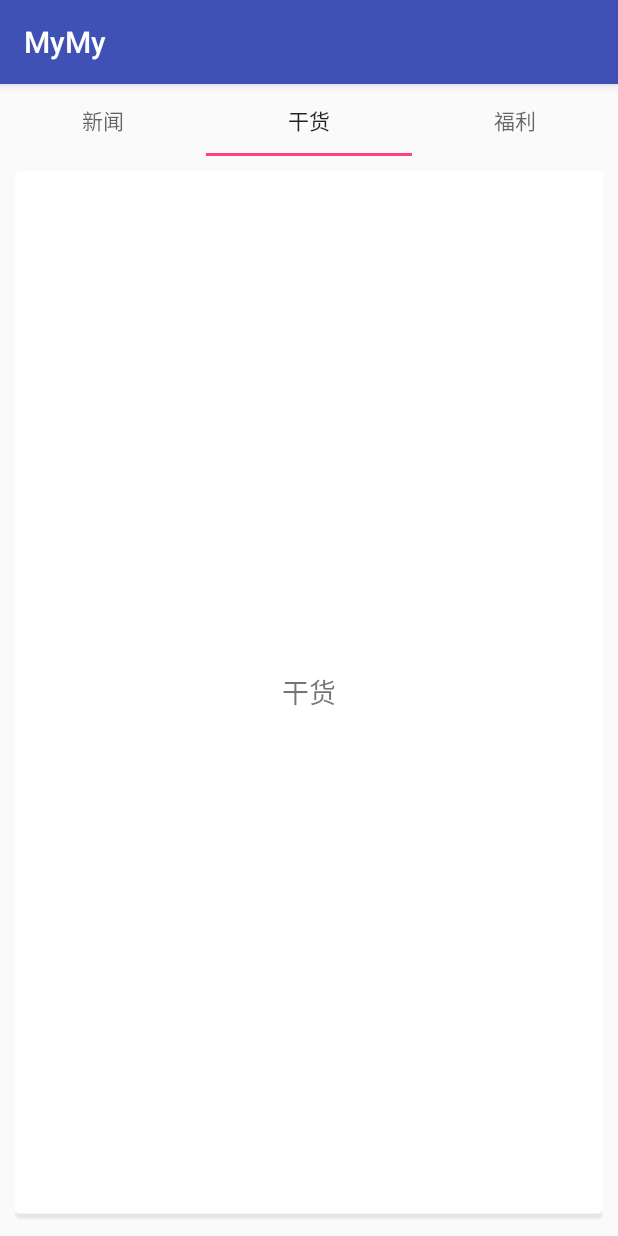
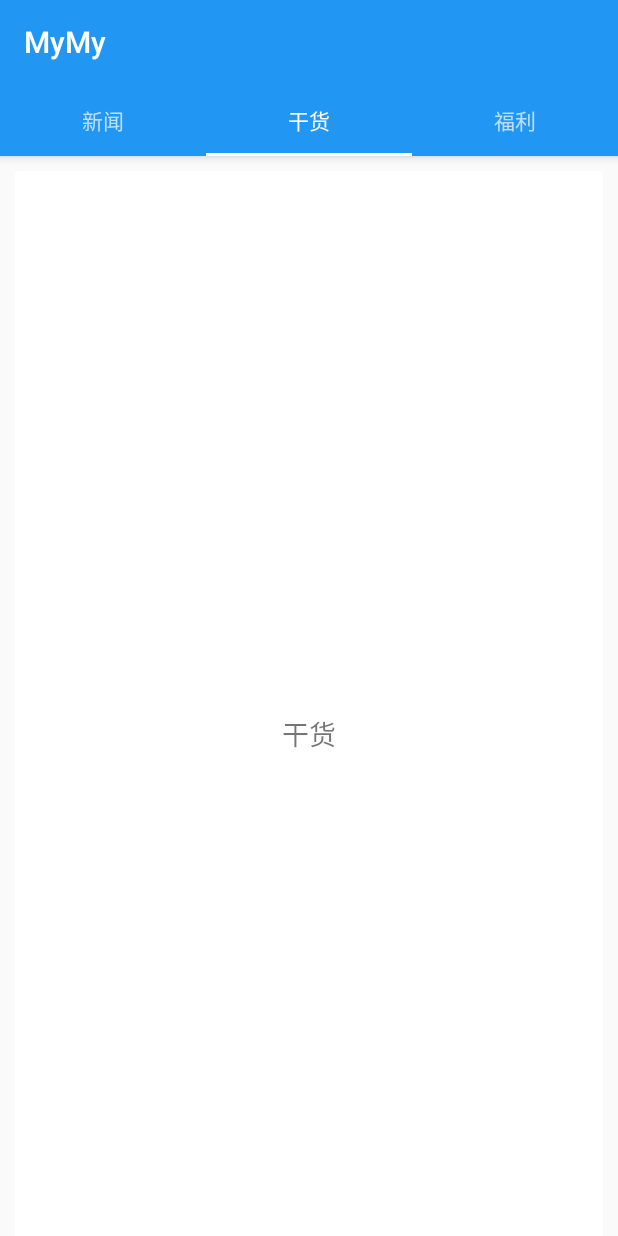
Before and after one commit to liukangqi2015/MyMy, an Android app: the screen it shows after launch (MainActivity), tab 2 chosen, on a phone screen of 412 x 824 dp. Run offline under Robolectric (Android 15) with nearby library versions, the phone set to English and light mode, and no system bars; our stand-ins replace ButterKnife; libraries missing offline, so code that uses them is left out: com.facebook.drawee, com.jude.easyrecyclerview, retrofit2.adapter.rxjava, rx.android.schedulers, rx.schedulers; 8 statements that could not run were skipped.

Commit message:
首页增加ToolBar，SnackBar替换颜色

```diff
--- a/app/src/main/java/com/liu/mymy/MainActivity.java
+++ b/app/src/main/java/com/liu/mymy/MainActivity.java
@@ -1,11 +1,14 @@
 package com.liu.mymy;
 
+import android.graphics.Color;
+import android.os.Bundle;
 import android.support.design.widget.Snackbar;
 import android.support.design.widget.TabLayout;
 import android.support.v4.app.Fragment;
 import android.support.v4.app.FragmentManager;
 import android.support.v4.app.FragmentPagerAdapter;
 import android.support.v4.view.ViewPager;
+import android.support.v7.widget.Toolbar;
 import android.util.Log;
 
 import com.liu.mymy.base.BaseActivity;
@@ -23,6 +26,8 @@ public class MainActivity extends BaseActivity {
     ViewPager mViewPager;
     @BindView(R.id.tl)
     TabLayout mTl;
+    @BindView(R.id.toolbar)
+    Toolbar toolbar;
 
     private String[] mTitles = {"新闻", "干货", "福利"};
     private ArrayList<Fragment> mFragments = new ArrayList<>();
@@ -35,6 +40,8 @@ public class MainActivity extends BaseActivity {
 
     @Override
     protected void initView() {
+        toolbar.setTitle(R.string.app_name);
+        toolbar.setTitleTextColor(Color.WHITE);
         mFragments.add(new NewsFragment());
         mFragments.add(SimpleCardFragment.getInstance(mTitles[1]));
         mFragments.add(SimpleCardFragment.getInstance(mTitles[2]));
@@ -60,6 +67,13 @@ public class MainActivity extends BaseActivity {
     @Override
     protected void setLayout() {
         setContentView(getLayoutId());
+        ButterKnife.bind(this);
+    }
+
+    @Override
+    protected void onCreate(Bundle savedInstanceState) {
+        super.onCreate(savedInstanceState);
+        // TODO: add setContentView(...) invocation
         ButterKnife.bind(this);
     }
 
@@ -102,7 +116,9 @@ public class MainActivity extends BaseActivity {
             super.onBackPressed();
         } else {
 //            Toast.makeText(this, "再按一次退出应用", Toast.LENGTH_SHORT).show();
-            Snackbar.make(mViewPager,"再按一次退出应用",Snackbar.LENGTH_SHORT).show();
+            Snackbar snackbar=Snackbar.make(mViewPager, "再按一次退出应用", Snackbar.LENGTH_SHORT);
+            snackbar.getView().setBackgroundColor(getResources().getColor(R.color.colorPrimary));
+            snackbar.show();
             lastTime = currentTime;
         }
 
--- a/app/src/main/res/layout/activity_main.xml
+++ b/app/src/main/res/layout/activity_main.xml
@@ -1,20 +1,36 @@
 <?xml version="1.0" encoding="utf-8"?>
-<LinearLayout xmlns:android="http://schemas.android.com/apk/res/android"
-    xmlns:tl="http://schemas.android.com/apk/res-auto"
+<android.support.design.widget.CoordinatorLayout xmlns:android="http://schemas.android.com/apk/res/android"
+    xmlns:app="http://schemas.android.com/apk/res-auto"
     xmlns:tools="http://schemas.android.com/tools"
+    android:id="@+id/coordinator_layout"
     android:layout_width="match_parent"
     android:layout_height="match_parent"
     android:orientation="vertical"
     tools:context="com.liu.mymy.MainActivity">
 
-    <android.support.design.widget.TabLayout
-        android:id="@+id/tl"
+    <android.support.design.widget.AppBarLayout
         android:layout_width="match_parent"
-        android:layout_height="wrap_content" />
+        android:layout_height="wrap_content">
 
+        <android.support.v7.widget.Toolbar
+            android:id="@+id/toolbar"
+            android:layout_width="match_parent"
+            android:layout_height="?attr/actionBarSize"
+            android:theme="@style/ThemeOverlay.AppCompat.ActionBar"
+            app:layout_scrollFlags="scroll|enterAlways"
+            />
+
+        <android.support.design.widget.TabLayout
+            android:id="@+id/tl"
+            android:layout_width="match_parent"
+            android:layout_height="wrap_content"
+            style="@style/MyTabLayoutStyle"
+            android:fillViewport="false"/>
+    </android.support.design.widget.AppBarLayout>
 
     <android.support.v4.view.ViewPager
         android:id="@+id/vp"
         android:layout_width="match_parent"
-        android:layout_height="match_parent" />
-</LinearLayout>
+        android:layout_height="match_parent"
+        app:layout_behavior="@string/appbar_scrolling_view_behavior"/>
+</android.support.design.widget.CoordinatorLayout>
--- a/app/src/main/res/values/colors.xml
+++ b/app/src/main/res/values/colors.xml
@@ -1,6 +1,6 @@
 <?xml version="1.0" encoding="utf-8"?>
 <resources>
-    <color name="colorPrimary">#3F51B5</color>
-    <color name="colorPrimaryDark">#303F9F</color>
+    <color name="colorPrimary">#2196f3</color>
+    <color name="colorPrimaryDark">#1976d2</color>
     <color name="colorAccent">#FF4081</color>
 </resources>
--- a/app/src/main/res/values/styles.xml
+++ b/app/src/main/res/values/styles.xml
@@ -1,11 +1,18 @@
 <resources>
 
     <!-- Base application theme. -->
-    <style name="AppTheme" parent="Theme.AppCompat.Light.DarkActionBar">
+    <style name="AppTheme" parent="Theme.AppCompat.Light.NoActionBar">
         <!-- Customize your theme here. -->
         <item name="colorPrimary">@color/colorPrimary</item>
         <item name="colorPrimaryDark">@color/colorPrimaryDark</item>
         <item name="colorAccent">@color/colorAccent</item>
     </style>
 
+    <style name="MyTabLayoutStyle" parent="Widget.Design.TabLayout">
+        <item name="android:theme">@style/ThemeOverlay.AppCompat.Dark</item>
+        <item name="tabBackground">?attr/colorPrimary</item>
+        <item name="tabIndicatorColor">@android:color/white</item>
+        <item name="tabMode">scrollable</item>
+    </style>
+
 </resources>
```
